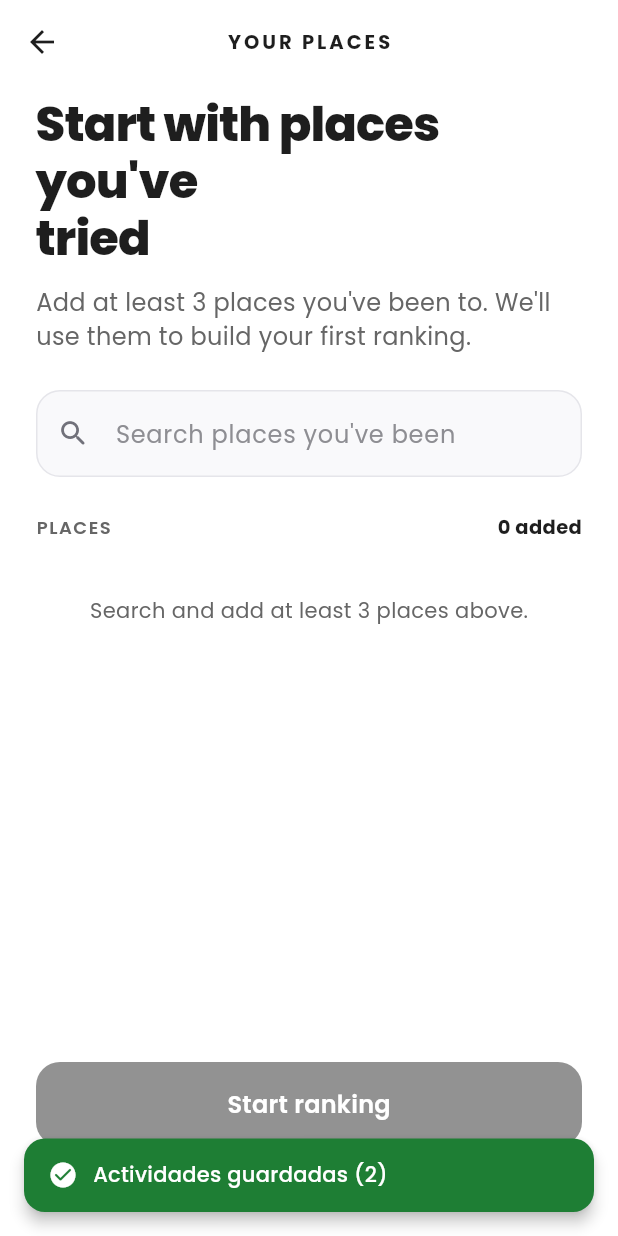
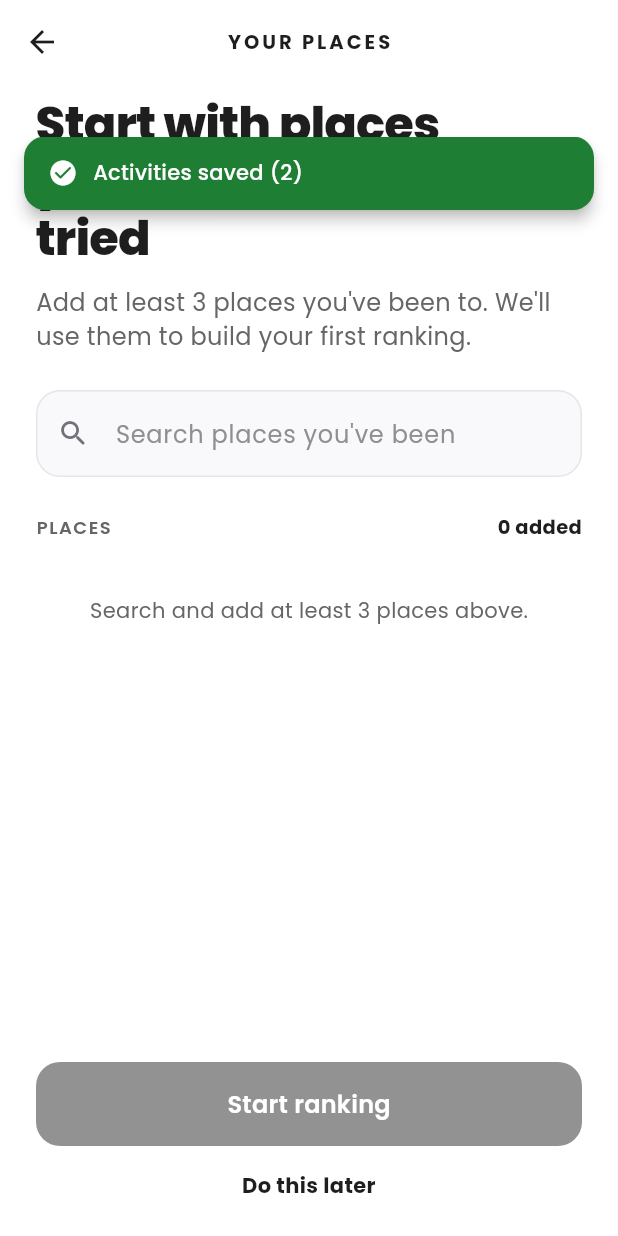
Before and after one commit to samoaarbulu/app_flutter, a Flutter app: the ActivitiesScreen screen opened directly, after a tap on "Strength training", after a tap on "HIIT", after a tap on "Continue", on a phone screen of 412 x 824 dp. Run offline on Flutter 3.47's test engine with Material 3 defaults, Android fonts, the phone set to English and light mode, and no system bars; our stand-ins replace firebase_auth, firebase_core, firebase_messaging, flutter_contacts, geolocator, google_fonts and 4 more; accounts and stored records are empty; network calls fail.

Commit message:
feat: fcm device tokens, english top feedback and contacts tab state

```diff
--- a/lib/core/utils/app_feedback.dart
+++ b/lib/core/utils/app_feedback.dart
@@ -1,15 +1,18 @@
 import 'package:flutter/material.dart';
+
 import '../theme/app_colors.dart';
 import '../theme/app_typography.dart';
 
 /// Servicio global para desplegar alertas y notificaciones (SnackBars)
-/// centralizando estilos, duración y comportamiento en un solo lugar.
+/// posicionadas en la zona superior (debajo del AppBar) para no tapar
+/// los botones de acción inferiores.
 abstract final class AppFeedback {
-  /// Despliega un mensaje informativo estándar flotante
+  /// Despliega un mensaje informativo estándar.
   static void show(
     BuildContext context,
     String message, {
-    Duration duration = const Duration(seconds: 3),
+    Duration duration = const Duration(milliseconds: 2000),
+    bool preferBottom = false,
   }) {
     _displaySnackBar(
       context,
@@ -17,14 +20,16 @@ abstract final class AppFeedback {
       backgroundColor: AppColors.primaryAction,
       textColor: AppColors.onPrimary,
       duration: duration,
+      preferBottom: preferBottom,
     );
   }
 
-  /// Despliega un mensaje de éxito con icono de confirmación
+  /// Despliega un mensaje de éxito con icono de confirmación.
   static void showSuccess(
     BuildContext context,
     String message, {
-    Duration duration = const Duration(seconds: 3),
+    Duration duration = const Duration(milliseconds: 2000),
+    bool preferBottom = false,
   }) {
     _displaySnackBar(
       context,
@@ -33,14 +38,16 @@ abstract final class AppFeedback {
       textColor: Colors.white,
       icon: Icons.check_circle_rounded,
       duration: duration,
+      preferBottom: preferBottom,
     );
   }
 
-  /// Despliega un mensaje de error con icono de alerta
+  /// Despliega un mensaje de error con icono de alerta.
   static void showError(
     BuildContext context,
     String message, {
-    Duration duration = const Duration(seconds: 4),
+    Duration duration = const Duration(milliseconds: 3000),
+    bool preferBottom = false,
   }) {
     _displaySnackBar(
       context,
@@ -49,6 +56,7 @@ abstract final class AppFeedback {
       textColor: Colors.white,
       icon: Icons.error_rounded,
       duration: duration,
+      preferBottom: preferBottom,
     );
   }
 
@@ -59,9 +67,21 @@ abstract final class AppFeedback {
     required Color textColor,
     IconData? icon,
     required Duration duration,
+    bool preferBottom = false,
   }) {
-    final scaffoldMessenger = ScaffoldMessenger.of(context);
+    final scaffoldMessenger = ScaffoldMessenger.maybeOf(context);
+    if (scaffoldMessenger == null) return;
+
     scaffoldMessenger.hideCurrentSnackBar();
+
+    final hasFab =
+        preferBottom || (Scaffold.maybeOf(context)?.hasFloatingActionButton ?? false);
+    final mediaQuery = MediaQuery.maybeOf(context);
+    final screenHeight = mediaQuery?.size.height ?? 0;
+    final topInset = mediaQuery?.padding.top ?? 0;
+    final double bottomMargin = (!hasFab && screenHeight > 300)
+        ? (screenHeight - topInset - 140).clamp(16.0, screenHeight)
+        : 16.0;
 
     scaffoldMessenger.showSnackBar(
       SnackBar(
@@ -86,10 +106,9 @@ abstract final class AppFeedback {
         backgroundColor: backgroundColor,
         duration: duration,
         behavior: SnackBarBehavior.floating,
-        shape: RoundedRectangleBorder(
-          borderRadius: BorderRadius.circular(14),
-        ),
-        margin: const EdgeInsets.symmetric(horizontal: 16, vertical: 16),
+        dismissDirection: DismissDirection.horizontal,
+        shape: RoundedRectangleBorder(borderRadius: BorderRadius.circular(14)),
+        margin: EdgeInsets.fromLTRB(16, 0, 16, bottomMargin),
         elevation: 4,
       ),
     );
--- a/lib/features/auth/screens/auth_landing.dart
+++ b/lib/features/auth/screens/auth_landing.dart
@@ -59,7 +59,7 @@ class _AuthLandingScreenState extends State<AuthLandingScreen> {
         final backendUser = CredsApiService.instance.currentUser;
         final userName =
             backendUser?.firstName ?? credential.user!.displayName ?? 'Usuario';
-        AppFeedback.showSuccess(context, '¡Bienvenido $userName!');
+        AppFeedback.showSuccess(context, 'Welcome, $userName!');
         await OnboardingNavigator.navigateFromProfile(
           context,
           backendUser,
@@ -71,7 +71,7 @@ class _AuthLandingScreenState extends State<AuthLandingScreen> {
       if (!mounted) return;
       AppFeedback.showError(
         context,
-        'Error al iniciar sesión con Google: $e',
+        'Google sign-in failed: $e',
       );
     } finally {
       if (mounted) {
@@ -190,7 +190,7 @@ class _AuthLandingScreenState extends State<AuthLandingScreen> {
           variant: AppButtonVariant.outline,
           icon: const Icon(Icons.apple, color: AppColors.textPrimary, size: 24),
           onPressed: widget.onAppleSignIn ??
-              () => AppFeedback.show(context, 'Continue with Apple presionado'),
+              () => AppFeedback.show(context, 'Continue with Apple coming soon'),
         ),
 
         SizedBox(height: 1.5.rem), // 24 px
--- a/lib/features/auth/screens/create_account_screen.dart
+++ b/lib/features/auth/screens/create_account_screen.dart
@@ -166,7 +166,7 @@ class _CreateAccountScreenState extends State<CreateAccountScreen> {
     if (!_isFormValid) {
       AppFeedback.showError(
         context,
-        'Por favor verifica los campos del formulario',
+        'Please check the form fields',
       );
       return;
     }
@@ -222,7 +222,7 @@ class _CreateAccountScreenState extends State<CreateAccountScreen> {
     } catch (e) {
       if (!mounted) return;
       setState(() => _isLoading = false);
-      AppFeedback.showError(context, 'Error al enviar el código: $e');
+      AppFeedback.showError(context, 'Could not send code: $e');
     }
   }
 
--- a/lib/features/auth/services/auth_service.dart
+++ b/lib/features/auth/services/auth_service.dart
@@ -4,6 +4,7 @@ import 'package:flutter/foundation.dart';
 import 'package:google_sign_in/google_sign_in.dart';
 import '../../../core/services/media_service.dart';
 import '../../../core/services/creds_api_service.dart';
+import '../../../core/services/push_notification_service.dart';
 
 /// Servicio singleton de autenticación con soporte para Web y Móvil (Android/iOS).
 ///
@@ -151,6 +152,7 @@ class AuthService {
   /// Cierre de sesión en CREDS Backend, Firebase y Google
   Future<void> signOut() async {
     _customPhoto = null;
+    await PushNotificationService.instance.unregisterCurrentToken();
     CredsApiService.instance.clearSession();
     if (!kIsWeb) {
       await _googleSignIn.signOut();
--- a/lib/features/onboarding/screens/activities_screen.dart
+++ b/lib/features/onboarding/screens/activities_screen.dart
@@ -244,7 +244,7 @@ class _ActivitiesScreenState extends State<ActivitiesScreen> {
 
     AppFeedback.showSuccess(
       context,
-      'Actividades guardadas (${selectedList.length})',
+      'Activities saved (${selectedList.length})',
     );
     Navigator.of(context).push(
       MaterialPageRoute(builder: (_) => const YourPlacesScreen()),
@@ -280,7 +280,7 @@ class _ActivitiesScreenState extends State<ActivitiesScreen> {
     } catch (e) {
       if (!mounted) return;
       setState(() => _isLoading = false);
-      AppFeedback.showError(context, 'Error al guardar actividades: $e');
+      AppFeedback.showError(context, 'Could not save activities: $e');
     }
   }
 
--- a/lib/features/onboarding/screens/add_photo_screen.dart
+++ b/lib/features/onboarding/screens/add_photo_screen.dart
@@ -110,7 +110,7 @@ class _AddPhotoScreenState extends State<AddPhotoScreen> {
       } catch (e) {
         if (!mounted) return;
         setState(() => _isLoading = false);
-        AppFeedback.showError(context, 'No se pudo guardar tu foto: $e');
+        AppFeedback.showError(context, 'Could not save your photo: $e');
         return;
       }
     } else {
--- a/lib/features/onboarding/screens/location_permission_screen.dart
+++ b/lib/features/onboarding/screens/location_permission_screen.dart
@@ -65,7 +65,7 @@ class _LocationPermissionScreenState extends State<LocationPermissionScreen> {
       if (!mounted) return;
       AppFeedback.showError(
         context,
-        'Error al guardar preferencia de ubicación: $e',
+        'Could not save location preference: $e',
       );
     } finally {
       if (mounted) {
--- a/lib/features/onboarding/screens/setup_profile_screen.dart
+++ b/lib/features/onboarding/screens/setup_profile_screen.dart
@@ -300,7 +300,7 @@ class _SetupProfileScreenState extends State<SetupProfileScreen> {
     } catch (e) {
       if (!mounted) return;
       setState(() => _isLoading = false);
-      AppFeedback.showError(context, 'Error al guardar el perfil: $e');
+      AppFeedback.showError(context, 'Could not save profile: $e');
     }
   }
 
--- a/pubspec.yaml
+++ b/pubspec.yaml
@@ -40,6 +40,7 @@ dependencies:
   # Firebase y Autenticación con Google
   firebase_core: ^3.12.1
   firebase_auth: ^5.5.1
+  firebase_messaging: ^15.2.4
   google_sign_in: ^6.2.2
   image_picker: ^1.2.4
   flutter_contacts: ^1.1.9+2
```
Also changed, not shown: lib/core/services/contacts_service.dart (+16 -0 lines), lib/core/services/creds_api_service.dart (+55 -0 lines), lib/core/services/push_notification_service.dart (added, +122 -0 lines), lib/features/auth/screens/sign_in_screen.dart (+20 -23 lines), lib/features/auth/screens/verify_email_screen.dart (+5 -5 lines), lib/features/home/screens/home_screen.dart (+7 -2 lines), lib/features/onboarding/screens/follow_suggestions_screen.dart (+16 -4 lines), lib/features/onboarding/screens/useful_permissions_screen.dart (+78 -13 lines), 2 other files.
